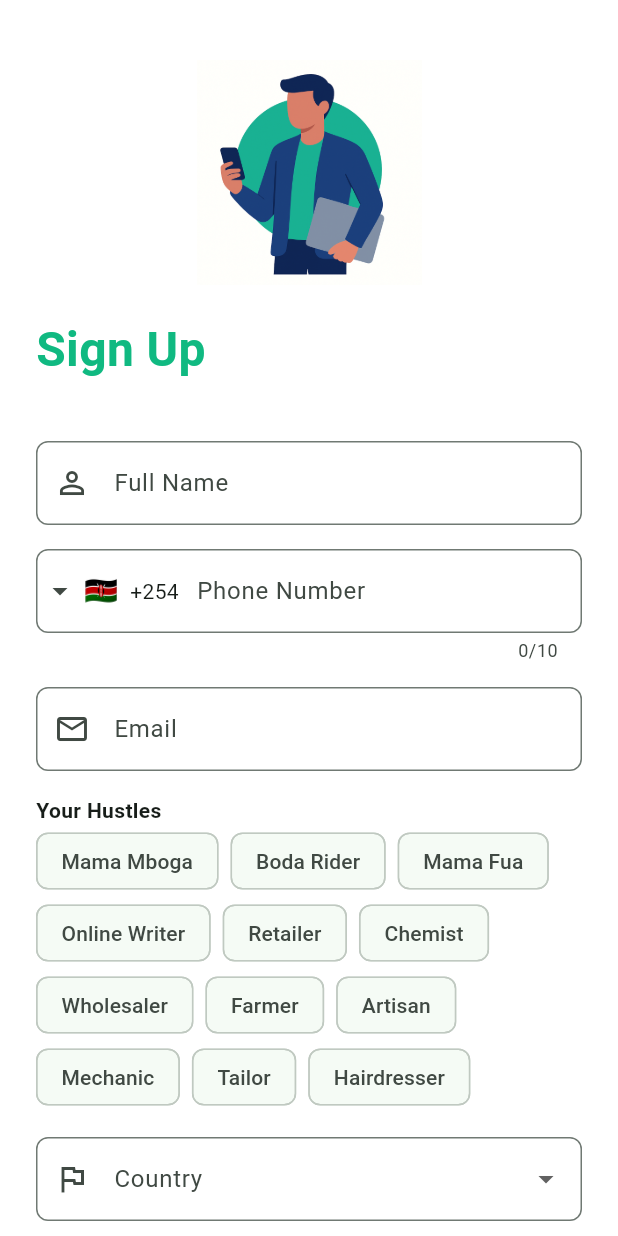
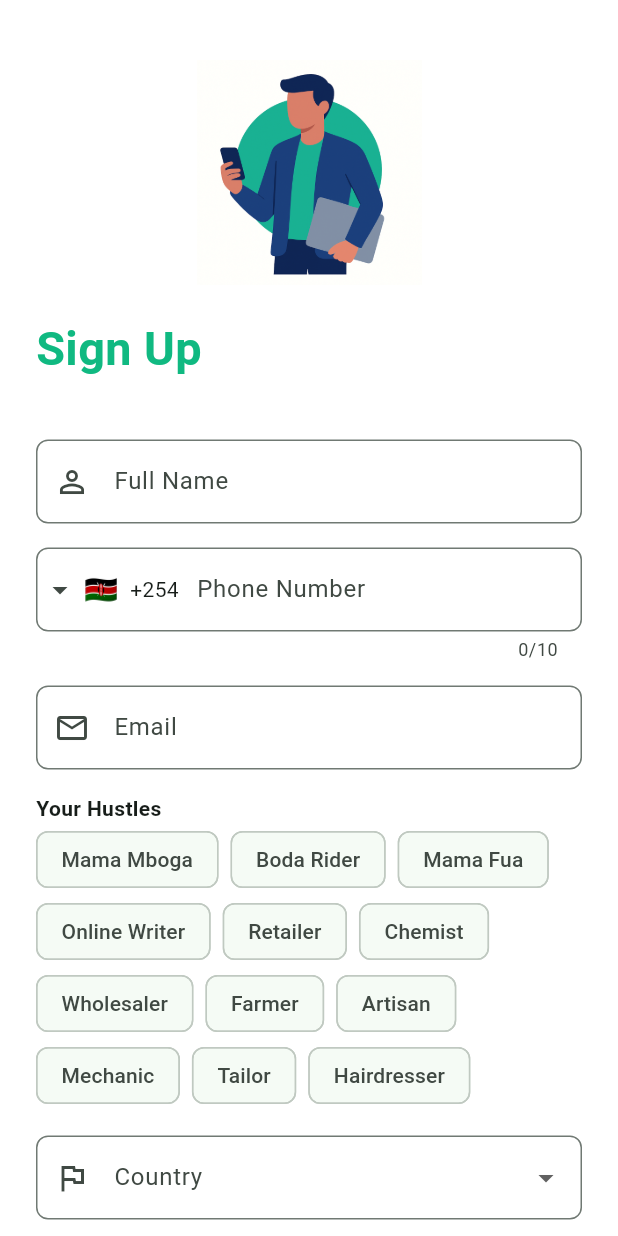
Before and after one commit to Veranzi/Jasho, a Flutter app: the screen it shows after launch, after a tap on "Create Account", on a phone screen of 412 x 824 dp. Run offline on Flutter 3.47's test engine with Material 3 defaults, Android fonts, the phone set to English and light mode, and no system bars; drawn by our look-alikes of intl_phone_field; our stand-ins replace fl_chart, flutter_screenutil, printing, responsive_framework, shared_preferences; accounts and stored records are empty.

Commit message:
feat: Integrate flutter_screenutil for responsive UI
Co-authored-by: leparitours <leparitours@gmail.com>

```diff
--- a/jashoo/lib/main.dart
+++ b/jashoo/lib/main.dart
@@ -3,6 +3,7 @@ import 'package:provider/provider.dart';
 import 'package:flutter_localizations/flutter_localizations.dart';
 import 'l10n/app_localizations.dart';
 import 'package:responsive_framework/responsive_framework.dart';
+import 'package:flutter_screenutil/flutter_screenutil.dart';
 import 'routes.dart';
 import 'providers/auth_provider.dart';
 import 'providers/user_provider.dart';
@@ -36,7 +37,11 @@ class JashoApp extends StatelessWidget {
         ChangeNotifierProvider(create: (_) => PinProvider()),
       ],
       child: Consumer<LocaleProvider>(
-        builder: (context, localeProvider, _) => MaterialApp(
+        builder: (context, localeProvider, _) => ScreenUtilInit(
+          designSize: const Size(390, 844),
+          minTextAdapt: true,
+          splitScreenMode: true,
+          builder: (_, __) => MaterialApp(
         debugShowCheckedModeBanner: false,
         title: 'JASHO',
         theme: ThemeData(
@@ -67,6 +72,7 @@ class JashoApp extends StatelessWidget {
             ],
             defaultScale: true,
           ),
+          ),
         ),
       ),
     );
--- a/jashoo/lib/screens/auth/login_screen.dart
+++ b/jashoo/lib/screens/auth/login_screen.dart
@@ -1,5 +1,6 @@
 import 'package:flutter/material.dart';
 import 'signup_screen.dart'; // This navigates to your signup screen
+import 'package:flutter_screenutil/flutter_screenutil.dart';
 
 class LoginScreen extends StatefulWidget {
   const LoginScreen({super.key});
@@ -37,12 +38,12 @@ class _LoginScreenState extends State<LoginScreen> {
                 const SizedBox(height: 30),
 
                 // 2. Title
-                const Text(
+                Text(
                   "Login",
                   style: TextStyle(
-                    fontSize: 30,
+                    fontSize: 30.sp,
                     fontWeight: FontWeight.w700,
-                    color: Color(0xFF10B981),
+                    color: const Color(0xFF10B981),
                   ),
                   textAlign: TextAlign.left,
                 ),
@@ -147,9 +148,9 @@ class _LoginScreenState extends State<LoginScreen> {
                     ),
                     elevation: 2,
                   ),
-                  child: const Text(
+                  child: Text(
                     "Login",
-                    style: TextStyle(fontSize: 18, color: Colors.white),
+                    style: TextStyle(fontSize: 18.sp, color: Colors.white),
                   ),
                 ),
                 const SizedBox(height: 18),
@@ -183,10 +184,10 @@ class _LoginScreenState extends State<LoginScreen> {
                       borderRadius: BorderRadius.circular(12),
                     ),
                   ),
-                  child: const Text(
+                  child: Text(
                     "Create Account",
                     style: TextStyle(
-                        fontSize: 18, color: Color(0xFF10B981)),
+                        fontSize: 18.sp, color: const Color(0xFF10B981)),
                   ),
                 ),
                 const SizedBox(height: 10),
--- a/jashoo/lib/screens/auth/signup_screen.dart
+++ b/jashoo/lib/screens/auth/signup_screen.dart
@@ -1,5 +1,6 @@
 import 'package:flutter/material.dart';
 import 'package:intl_phone_field/intl_phone_field.dart';
+import 'package:flutter_screenutil/flutter_screenutil.dart';
 
 class SignupScreen extends StatefulWidget {
   const SignupScreen({super.key});
@@ -83,10 +84,10 @@ class _SignupScreenState extends State<SignupScreen> {
                   ),
                   const SizedBox(height: 20),
 
-                  const Text(
+                  Text(
                     "Sign Up",
                     style: TextStyle(
-                      fontSize: 32,
+                      fontSize: 32.sp,
                       fontWeight: FontWeight.bold,
                       color: Color(0xFF10B981),
                     ),
@@ -230,9 +231,9 @@ class _SignupScreenState extends State<SignupScreen> {
                         borderRadius: BorderRadius.circular(8.0),
                       ),
                     ),
-                    child: const Text(
+                    child: Text(
                       "Register",
-                      style: TextStyle(fontSize: 18, color: Colors.white),
+                      style: TextStyle(fontSize: 18.sp, color: Colors.white),
                     ),
                   ),
                   const SizedBox(height: 10),
--- a/jashoo/lib/screens/dashboard/ai_assistant_screen.dart
+++ b/jashoo/lib/screens/dashboard/ai_assistant_screen.dart
@@ -2,6 +2,7 @@ import 'package:flutter/material.dart';
 import 'package:provider/provider.dart';
 import 'package:fl_chart/fl_chart.dart';
 import '../../providers/ai_provider.dart';
+import 'package:flutter_screenutil/flutter_screenutil.dart';
 
 class AiAssistantScreen extends StatelessWidget {
   const AiAssistantScreen({super.key});
@@ -98,7 +99,7 @@ class AiAssistantScreen extends StatelessWidget {
               child: Column(
                 crossAxisAlignment: CrossAxisAlignment.start,
                 children: [
-                  const Text('Expenditure (This Week)', style: TextStyle(fontWeight: FontWeight.bold)),
+                  Text('Expenditure (This Week)', style: TextStyle(fontWeight: FontWeight.bold, fontSize: 14.sp)),
                   const SizedBox(height: 12),
                   SizedBox(
                     height: 150,
--- a/jashoo/lib/screens/dashboard/dashboard_screen.dart
+++ b/jashoo/lib/screens/dashboard/dashboard_screen.dart
@@ -10,6 +10,7 @@ import 'package:provider/provider.dart';
 import '../../providers/jobs_provider.dart';
 import 'ai_assistant_screen.dart';
 import 'transactions.dart';
+import 'package:flutter_screenutil/flutter_screenutil.dart';
 
 class DashBoardScreen extends StatefulWidget {
   const DashBoardScreen({super.key});
@@ -130,16 +131,16 @@ class _DashBoardScreenState extends State<DashBoardScreen> {
         children: [
           Text("Wallet Balance",
               style:
-                  TextStyle(color: Colors.white.withOpacity(0.8), fontSize: 14)),
+                  TextStyle(color: Colors.white.withOpacity(0.8), fontSize: 14.sp)),
           const SizedBox(height: 10),
           Row(
             mainAxisAlignment: MainAxisAlignment.spaceBetween,
             children: [
               Text(
                 "$label ${balance.toStringAsFixed(isKes ? 0 : 2)}",
-                style: const TextStyle(
+                style: TextStyle(
                     color: Colors.white,
-                    fontSize: 28,
+                    fontSize: 28.sp,
                     fontWeight: FontWeight.bold),
               ),
               Row(
--- a/jashoo/pubspec.yaml
+++ b/jashoo/pubspec.yaml
@@ -48,6 +48,7 @@ dependencies:
   intl: ^0.20.2
   intl_phone_field: ^3.2.0
   responsive_framework: ^1.5.1
+  flutter_screenutil: ^5.9.3
 
 dev_dependencies:
   flutter_test:
```
